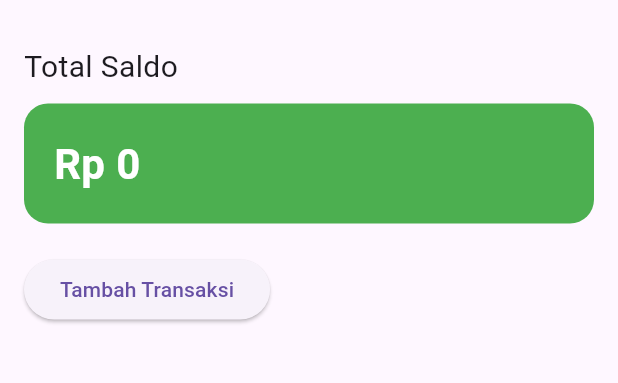
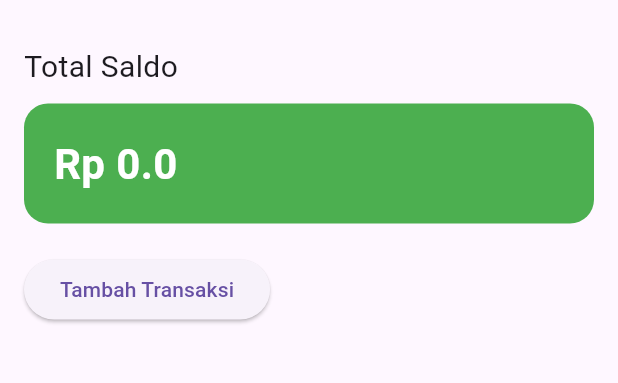
Before and after one commit to Surya766-wnt/expense-tracker-flutter, a Flutter app: the screen it shows after launch, on a phone screen of 412 x 824 dp, the part 63-446 px from its top. Run offline on Flutter 3.47's test engine with Material 3 defaults, Android fonts, the phone set to English and light mode, and no system bars.

Commit message:
total transaksi

```diff
--- a/lib/screens/dashboard_screen.dart
+++ b/lib/screens/dashboard_screen.dart
@@ -1,11 +1,29 @@
 import 'package:flutter/material.dart';
 import 'add_transaction_screen.dart';
+import '../data/transaction_data.dart';
 
-class DashboardScreen extends StatelessWidget {
+class DashboardScreen extends StatefulWidget {
   const DashboardScreen({super.key});
 
   @override
+  State<DashboardScreen> createState() =>
+      _DashboardScreenState();
+}
+
+class _DashboardScreenState
+    extends State<DashboardScreen> {
+
+  @override
   Widget build(BuildContext context) {
+
+    double totalSaldo = 0;
+
+    for (var transaction in transactions) {
+
+      totalSaldo += transaction.amount;
+
+    }
+
     return Scaffold(
       appBar: AppBar(
         title: const Text("Expense Tracker"),
@@ -37,8 +55,8 @@ class DashboardScreen extends StatelessWidget {
                 borderRadius: BorderRadius.circular(16),
               ),
 
-              child: const Text(
-                "Rp 0",
+              child: Text(
+                "Rp $totalSaldo",
                 style: TextStyle(
                   color: Colors.white,
                   fontSize: 28,
@@ -51,9 +69,9 @@ class DashboardScreen extends StatelessWidget {
 
             ElevatedButton(
 
-              onPressed: () {
+              onPressed: () async {
 
-                Navigator.push(
+                await Navigator.push(
                   context,
 
                   MaterialPageRoute(
@@ -61,6 +79,10 @@ class DashboardScreen extends StatelessWidget {
                         AddTransactionScreen(),
                   ),
                 );
+
+                setState(() {
+
+                });
 
               },
 
```
